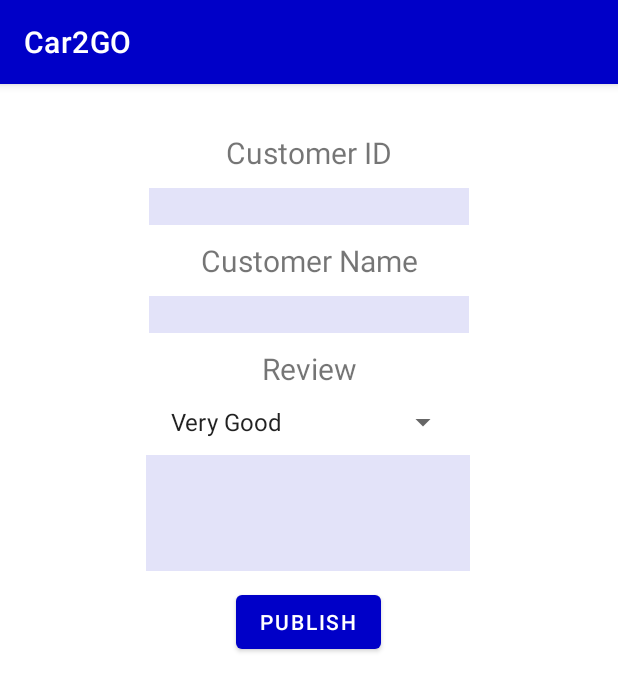
After one commit to KavinduLakshitha/Car2Go, an Android app: the AddRating screen opened directly, with no data from a screen before it, on a phone screen of 412 x 824 dp. The commit adds this screen. Shown: the top 691 px of the screen. Run offline under Robolectric (Android 15) with nearby library versions, the phone set to English and light mode, and no system bars; our stand-ins replace Firebase (no records; nobody signed in at launch, a user with empty details on screens opened directly).

Commit message:
Customer Service Added!

```diff
--- a/app/build.gradle
+++ b/app/build.gradle
@@ -52,6 +52,7 @@ dependencies {
     // For example, declare the dependencies for Firebase Authentication and Cloud Firestore
     implementation 'com.google.firebase:firebase-auth'
     implementation 'com.google.firebase:firebase-firestore'
+    implementation 'com.google.android.gms:play-services-maps:17.0.1'
 
 
     testImplementation 'junit:junit:4.+'
--- /dev/null
+++ b/app/src/main/java/com/example/car2go/ui/services/AddRating.java
@@ -0,0 +1,98 @@
+package com.example.car2go.ui.services;
+
+import android.os.Bundle;
+import android.text.TextUtils;
+import android.view.View;
+import android.widget.Button;
+import android.widget.EditText;
+import android.widget.ListView;
+import android.widget.Spinner;
+import android.widget.Toast;
+
+import androidx.annotation.NonNull;
+import androidx.appcompat.app.AppCompatActivity;
+
+import com.example.car2go.R;
+import com.google.firebase.database.DataSnapshot;
+import com.google.firebase.database.DatabaseError;
+import com.google.firebase.database.DatabaseReference;
+import com.google.firebase.database.FirebaseDatabase;
+import com.google.firebase.database.ValueEventListener;
+
+import org.jetbrains.annotations.NotNull;
+
+import java.util.ArrayList;
+import java.util.List;
+
+public class AddRating extends AppCompatActivity {
+    EditText AddCustomerID,AddCustomerName,AddReview;
+    Button publish;
+    Spinner spinnerRateUs;
+    DatabaseReference databaseRating;
+    ListView listViewRating;
+    List<Rating> ratingList;
+    @Override
+    protected void onCreate(Bundle savedInstanceState) {
+        super.onCreate(savedInstanceState);
+        setContentView(R.layout.fragment_rating);
+        databaseRating = FirebaseDatabase.getInstance().getReference("Ratings");
+        AddCustomerID = (EditText) findViewById(R.id.AddCustomerID);
+        AddCustomerName =(EditText) findViewById(R.id.AddCustomerName);
+        AddReview = (EditText) findViewById(R.id.AddReview);
+        publish =(Button) findViewById(R.id.publish);
+        spinnerRateUs =(Spinner) findViewById(R.id.spinnerRateUs);
+
+        listViewRating = (ListView) findViewById(R.id.listViewRating);
+        ratingList = new ArrayList<>();
+        publish.setOnClickListener(new View.OnClickListener() {
+            @Override
+            public void onClick(View v) {
+                addRating();
+            }
+        });
+    }
+
+    @Override
+    protected void onStart() {
+        super.onStart();
+        databaseRating.addValueEventListener(new ValueEventListener() {
+            @Override
+            public void onDataChange(@NonNull @NotNull DataSnapshot datasnapshot) {
+                ratingList.clear();
+             for(DataSnapshot ratingSnapshot : datasnapshot.getChildren()){
+
+                 Rating rating = ratingSnapshot.getValue(Rating.class);
+                 ratingList.add(rating);
+             }
+
+                RatingList adapter = new RatingList(AddRating.this,ratingList);
+                listViewRating.setAdapter(adapter);
+            }
+
+            @Override
+            public void onCancelled(@NonNull @NotNull DatabaseError error) {
+
+            }
+        });
+    }
+
+    private void addRating (){
+        String CusID = AddCustomerID.getText().toString().trim();
+        String Name = AddCustomerName.getText().toString().trim();
+        String Review = AddReview.getText().toString().trim();
+        String Rate = spinnerRateUs.getSelectedItem().toString();
+
+        if(!TextUtils.isEmpty(Name)){
+            String id = databaseRating.push().getKey();
+            Rating rating = new Rating(id,CusID,Name,Review,Rate);
+            databaseRating.child(id).setValue(rating);
+            Toast.makeText(this,"Rating Added",Toast.LENGTH_LONG).show();
+
+
+        }else{
+            Toast.makeText(this,"You Should Enter A Name",Toast.LENGTH_LONG).show();
+        }
+
+
+    }
+}
--- a/app/src/main/java/com/example/car2go/ui/services/InquiryList.java
+++ b/app/src/main/java/com/example/car2go/ui/services/InquiryList.java
@@ -8,7 +8,6 @@ import android.widget.ArrayAdapter;
 import android.widget.TextView;
 
 import androidx.annotation.NonNull;
-import androidx.annotation.Nullable;
 
 import com.example.car2go.R;
 
@@ -38,7 +37,7 @@ public class InquiryList extends ArrayAdapter<Inquiry> {
 
 
         Inquiry inquiry = inquiryList.get(position);
-        textViewID.setText(inquiry.getCustomerName());
+        textViewID.setText(inquiry.getInquiryId());
         textViewName.setText(inquiry.getCustomerName());
         textViewNIC.setText(inquiry.getCustomerNIC());
         textViewEmail.setText(inquiry.getCustomerEmail());
--- /dev/null
+++ b/app/src/main/java/com/example/car2go/ui/services/RatingList.java
@@ -0,0 +1,46 @@
+package com.example.car2go.ui.services;
+
+import android.app.Activity;
+import android.view.LayoutInflater;
+import android.view.View;
+import android.view.ViewGroup;
+import android.widget.ArrayAdapter;
+import android.widget.TextView;
+
+import androidx.annotation.NonNull;
+
+import com.example.car2go.R;
+
+import java.util.List;
+
+public class RatingList extends ArrayAdapter<Rating> {
+    private Activity context;
+    private List<Rating> ratingList;
+    public RatingList(Activity context, List<Rating>ratingList){
+        super(context, R.layout.list_rating);
+        this.context = context;
+        this.ratingList =ratingList;
+
+
+
+
+    }
+
+    @NonNull
+    @Override
+    public View getView(int position,View convertView,ViewGroup parent) {
+        LayoutInflater inflater = context.getLayoutInflater();
+        View listViewItem = inflater.inflate(R.layout.list_rating, null, true);
+        TextView textViewCusID = (TextView) listViewItem.findViewById(R.id.textViewCusID);
+        TextView textViewCusName = (TextView) listViewItem.findViewById(R.id.textViewCusName);
+        TextView textViewRate = (TextView) listViewItem.findViewById(R.id.textViewRate);
+        TextView textViewReview = (TextView) listViewItem.findViewById(R.id.textViewReview);
+        Rating rating = ratingList.get(position);
+
+        textViewCusID.setText(rating.getCustomerID());
+        textViewCusName.setText(rating.getCustomerName());
+        textViewCusID.setText(rating.getRate());
+        textViewCusID.setText(rating.getReview());
+        return listViewItem;
+    }
+}
--- a/app/src/main/res/layout/fragment_profile.xml
+++ b/app/src/main/res/layout/fragment_profile.xml
@@ -11,7 +11,7 @@
         android:id="@+id/textView"
         android:layout_width="wrap_content"
         android:layout_height="wrap_content"
-        android:text="@string/tv_proheading"
+        android:text="@string/tv_ProHeading"
         android:textSize="34sp"
         app:layout_constraintBottom_toBottomOf="parent"
         app:layout_constraintEnd_toEndOf="parent"
--- /dev/null
+++ b/app/src/main/res/layout/fragment_rating.xml
@@ -0,0 +1,110 @@
+<?xml version="1.0" encoding="utf-8"?>
+<androidx.constraintlayout.widget.ConstraintLayout xmlns:android="http://schemas.android.com/apk/res/android"
+    xmlns:app="http://schemas.android.com/apk/res-auto"
+    xmlns:tools="http://schemas.android.com/tools"
+    android:layout_width="match_parent"
+    android:layout_height="match_parent"
+    tools:context=".ui.services.AddRating">
+    <TextView
+        android:id="@+id/CustomerID"
+        android:layout_width="wrap_content"
+        android:layout_height="wrap_content"
+        android:layout_marginTop="32dp"
+        android:text="Customer ID"
+        android:textSize="20sp"
+        app:layout_constraintEnd_toEndOf="parent"
+        app:layout_constraintStart_toStartOf="parent"
+        app:layout_constraintTop_toTopOf="parent" />
+
+    <EditText
+        android:id="@+id/AddCustomerID"
+        android:layout_width="wrap_content"
+        android:layout_height="wrap_content"
+        android:layout_marginTop="10dp"
+        android:background="#1C0000C8"
+        android:ems="10"
+        android:inputType="textPersonName"
+        app:layout_constraintEnd_toEndOf="parent"
+        app:layout_constraintStart_toStartOf="parent"
+        app:layout_constraintTop_toBottomOf="@+id/CustomerID" />
+
+    <TextView
+        android:id="@+id/CustomerName"
+        android:layout_width="wrap_content"
+        android:layout_height="wrap_content"
+        android:layout_marginTop="10dp"
+        android:text="Customer Name"
+        android:textSize="20sp"
+        app:layout_constraintEnd_toEndOf="parent"
+        app:layout_constraintStart_toStartOf="parent"
+        app:layout_constraintTop_toBottomOf="@+id/AddCustomerID" />
+
+    <EditText
+        android:id="@+id/AddCustomerName"
+        android:layout_width="wrap_content"
+        android:layout_height="wrap_content"
+        android:layout_marginTop="10dp"
+        android:background="#1C0000C8"
+        android:ems="10"
+        android:inputType="textPersonName"
+        app:layout_constraintEnd_toEndOf="parent"
+        app:layout_constraintStart_toStartOf="parent"
+        app:layout_constraintTop_toBottomOf="@+id/CustomerName" />
+
+    <TextView
+        android:id="@+id/Review"
+        android:layout_width="wrap_content"
+        android:layout_height="wrap_content"
+        android:layout_marginTop="10dp"
+        android:text="Review"
+        android:textSize="20sp"
+        app:layout_constraintEnd_toEndOf="parent"
+        app:layout_constraintStart_toStartOf="parent"
+        app:layout_constraintTop_toBottomOf="@+id/AddCustomerName" />
+
+    <EditText
+        android:id="@+id/AddReview"
+        android:layout_width="216dp"
+        android:layout_height="77dp"
+        android:layout_marginTop="10dp"
+        android:background="#1C0000C8"
+        android:ems="10"
+        android:inputType="textPersonName"
+        android:maxLength="100"
+        app:layout_constraintEnd_toEndOf="parent"
+        app:layout_constraintHorizontal_bias="0.497"
+        app:layout_constraintStart_toStartOf="parent"
+        app:layout_constraintTop_toBottomOf="@+id/spinnerRateUs" />
+
+    <Button
+        android:id="@+id/publish"
+        android:layout_width="wrap_content"
+        android:layout_height="wrap_content"
+        android:layout_marginTop="10dp"
+        android:text="Publish"
+        app:layout_constraintEnd_toEndOf="parent"
+        app:layout_constraintHorizontal_bias="0.498"
+        app:layout_constraintStart_toStartOf="parent"
+        app:layout_constraintTop_toBottomOf="@+id/AddReview" />
+
+    <Spinner
+        android:id="@+id/spinnerRateUs"
+        android:layout_width="200dp"
+        android:layout_height="wrap_content"
+        android:layout_marginTop="10dp"
+        android:entries="@array/genres"
+        app:layout_constraintEnd_toEndOf="parent"
+        app:layout_constraintStart_toStartOf="parent"
+        app:layout_constraintTop_toBottomOf="@+id/Review" />
+
+    <ListView
+        android:id="@+id/listViewRating"
+        android:layout_width="363dp"
+        android:layout_height="131dp"
+        android:layout_marginTop="96dp"
+        app:layout_constraintEnd_toEndOf="parent"
+        app:layout_constraintHorizontal_bias="0.491"
+        app:layout_constraintStart_toStartOf="parent"
+        app:layout_constraintTop_toBottomOf="@+id/publish" />
+
+</androidx.constraintlayout.widget.ConstraintLayout>
--- a/app/src/main/res/values/strings.xml
+++ b/app/src/main/res/values/strings.xml
@@ -14,8 +14,9 @@
     <string name="menu_profile">My Account</string>
     <string name="tv_ProHeading">My Profile</string>
     <string name="inq_btn">btn</string>
+
     <string name="inquiry_btn">INQUIRY</string>
-    <string name="RateUs_btn">RATE US</string>
+    <string name="rateus_btn">RATE US</string>
     <string name="contactus_btn">CONTACT US</string>
     <string name="inquiry">INQUIRY</string>
     <string name="inq_name">Name</string>
@@ -29,4 +30,12 @@
     <string name="input_inquiry">Inquiry</string>
     <string name="inq_send_btn">Send</string>
     <string name="input_phone">enter phone number</string>
+    <string name="str_branches">Branches</string>
+
+    <array name="genres">
+        <item>Very Good</item>
+        <item>Good</item>
+        <item>Bad</item>
+        <item>Very Bad</item>
+    </array>
 </resources>
```
Also changed, not shown: app/src/main/AndroidManifest.xml (+20 -3 lines), app/src/main/java/com/example/car2go/ui/services/AddInquiry.java (+58 -22 lines), app/src/main/java/com/example/car2go/ui/services/ContactUs.java (added, +16 -0 lines), app/src/main/java/com/example/car2go/ui/services/Rating.java (added, +41 -0 lines), app/src/main/java/com/example/car2go/ui/services/ServicesFragment.java (+20 -1 lines), app/src/main/res/layout/fragment_contactus.xml (added, +71 -0 lines), app/src/main/res/layout/fragment_inquiry.xml (+4 -3 lines), app/src/main/res/layout/list_rating.xml (added, +48 -0 lines), app/src/main/res/layout/update_inquiry.xml (+15 -15 lines), 1 other file.
